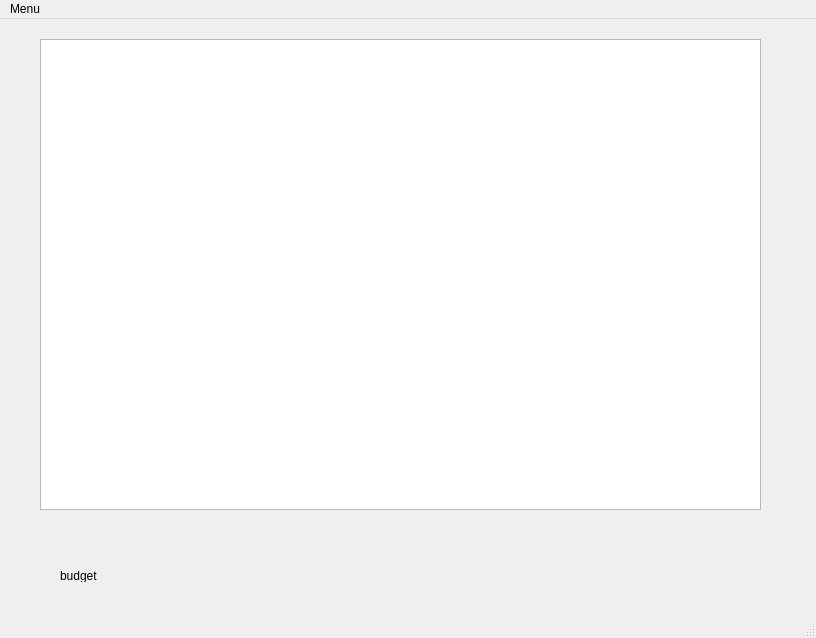
Old version of the form BudgetPlanner/accountbudgetwindow.ui in the repository amstevenson/Qt-BudgetPlanner.
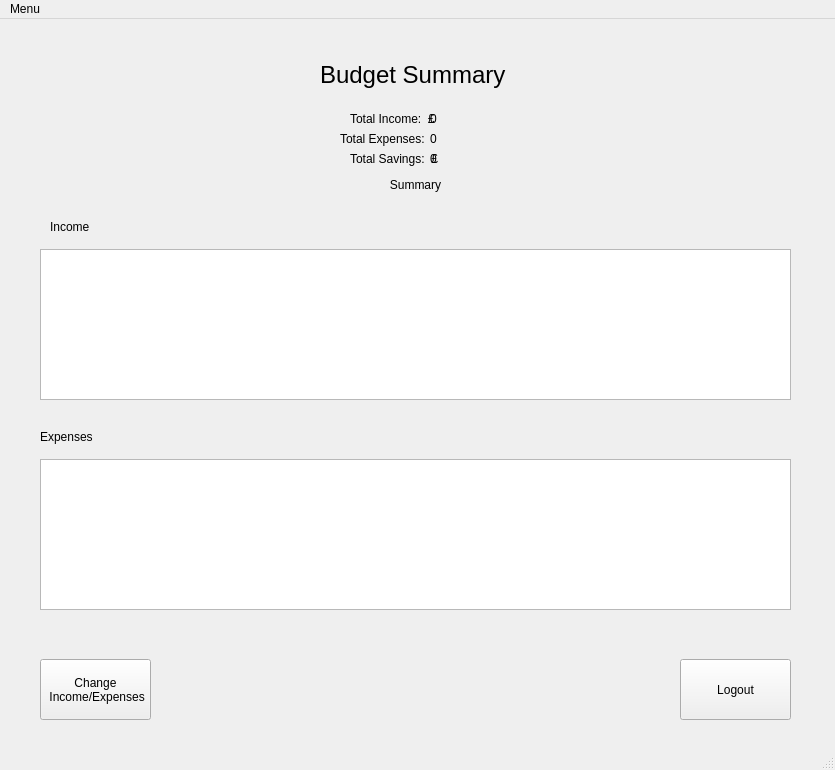
New version of the form.

Patch:
```diff
--- a/BudgetPlanner/accountbudgetwindow.ui
+++ b/BudgetPlanner/accountbudgetwindow.ui
@@ -6,35 +6,197 @@
    <rect>
     <x>0</x>
     <y>0</y>
-    <width>816</width>
-    <height>638</height>
+    <width>835</width>
+    <height>770</height>
    </rect>
   </property>
   <property name="windowTitle">
    <string>MainWindow</string>
   </property>
   <widget class="QWidget" name="centralwidget">
+   <widget class="QLabel" name="lblSummaryHeader">
+    <property name="geometry">
+     <rect>
+      <x>320</x>
+      <y>40</y>
+      <width>231</width>
+      <height>31</height>
+     </rect>
+    </property>
+    <property name="font">
+     <font>
+      <pointsize>18</pointsize>
+     </font>
+    </property>
+    <property name="text">
+     <string>Budget Summary</string>
+    </property>
+   </widget>
+   <widget class="QPushButton" name="btnChangeValues">
+    <property name="geometry">
+     <rect>
+      <x>40</x>
+      <y>640</y>
+      <width>111</width>
+      <height>61</height>
+     </rect>
+    </property>
+    <property name="text">
+     <string>Change
+ Income/Expenses</string>
+    </property>
+   </widget>
+   <widget class="QPushButton" name="btnLogout">
+    <property name="geometry">
+     <rect>
+      <x>680</x>
+      <y>640</y>
+      <width>111</width>
+      <height>61</height>
+     </rect>
+    </property>
+    <property name="text">
+     <string>Logout</string>
+    </property>
+   </widget>
+   <widget class="QTableView" name="tblIncome">
+    <property name="geometry">
+     <rect>
+      <x>40</x>
+      <y>230</y>
+      <width>751</width>
+      <height>151</height>
+     </rect>
+    </property>
+   </widget>
+   <widget class="QTableView" name="tblExpenses">
+    <property name="geometry">
+     <rect>
+      <x>40</x>
+      <y>440</y>
+      <width>751</width>
+      <height>151</height>
+     </rect>
+    </property>
+   </widget>
    <widget class="QLabel" name="label">
     <property name="geometry">
      <rect>
-      <x>60</x>
-      <y>550</y>
-      <width>46</width>
-      <height>13</height>
+      <x>50</x>
+      <y>200</y>
+      <width>71</width>
+      <height>16</height>
      </rect>
     </property>
     <property name="text">
-     <string>budget</string>
+     <string>Income</string>
     </property>
    </widget>
-   <widget class="QTreeView" name="budgetTreeView">
+   <widget class="QLabel" name="label_2">
     <property name="geometry">
      <rect>
       <x>40</x>
-      <y>20</y>
-      <width>721</width>
-      <height>471</height>
+      <y>410</y>
+      <width>71</width>
+      <height>16</height>
      </rect>
+    </property>
+    <property name="text">
+     <string>Expenses</string>
+    </property>
+   </widget>
+   <widget class="QLabel" name="lblTotalIncome">
+    <property name="geometry">
+     <rect>
+      <x>350</x>
+      <y>90</y>
+      <width>101</width>
+      <height>20</height>
+     </rect>
+    </property>
+    <property name="text">
+     <string>Total Income:  £</string>
+    </property>
+   </widget>
+   <widget class="QLabel" name="lblTotalExpenses">
+    <property name="geometry">
+     <rect>
+      <x>340</x>
+      <y>110</y>
+      <width>91</width>
+      <height>20</height>
+     </rect>
+    </property>
+    <property name="text">
+     <string>Total Expenses:  £</string>
+    </property>
+   </widget>
+   <widget class="QLabel" name="lblTotalIncomeAmount">
+    <property name="geometry">
+     <rect>
+      <x>430</x>
+      <y>90</y>
+      <width>91</width>
+      <height>20</height>
+     </rect>
+    </property>
+    <property name="text">
+     <string>0</string>
+    </property>
+   </widget>
+   <widget class="QLabel" name="lblTotalExpensesAmount">
+    <property name="geometry">
+     <rect>
+      <x>430</x>
+      <y>110</y>
+      <width>91</width>
+      <height>20</height>
+     </rect>
+    </property>
+    <property name="text">
+     <string>0</string>
+    </property>
+   </widget>
+   <widget class="QLabel" name="lblSummaryComment">
+    <property name="geometry">
+     <rect>
+      <x>45</x>
+      <y>150</y>
+      <width>741</width>
+      <height>31</height>
+     </rect>
+    </property>
+    <property name="text">
+     <string>Summary</string>
+    </property>
+    <property name="alignment">
+     <set>Qt::AlignCenter</set>
+    </property>
+   </widget>
+   <widget class="QLabel" name="lblTotalSavings">
+    <property name="geometry">
+     <rect>
+      <x>350</x>
+      <y>130</y>
+      <width>91</width>
+      <height>20</height>
+     </rect>
+    </property>
+    <property name="text">
+     <string>Total Savings:  £</string>
+    </property>
+   </widget>
+   <widget class="QLabel" name="lblTotalSavingsAmount">
+    <property name="geometry">
+     <rect>
+      <x>430</x>
+      <y>130</y>
+      <width>91</width>
+      <height>20</height>
+     </rect>
+    </property>
+    <property name="text">
+     <string>0</string>
     </property>
    </widget>
   </widget>
@@ -43,7 +205,7 @@
     <rect>
      <x>0</x>
      <y>0</y>
-     <width>816</width>
+     <width>835</width>
      <height>21</height>
     </rect>
    </property>
```
